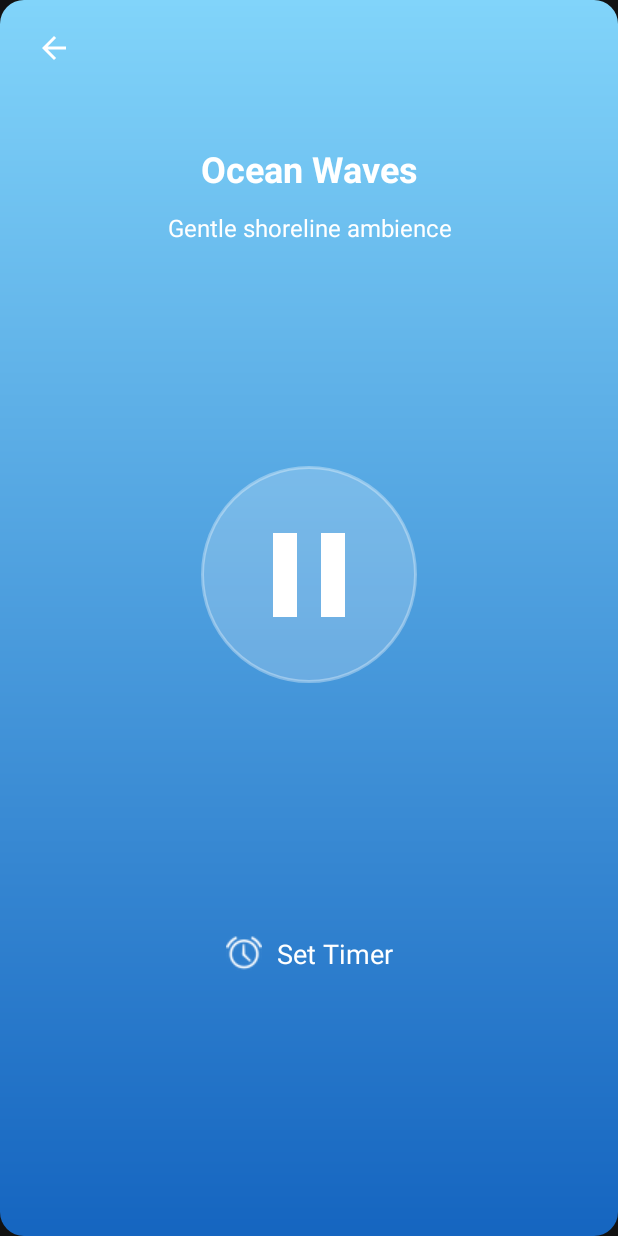
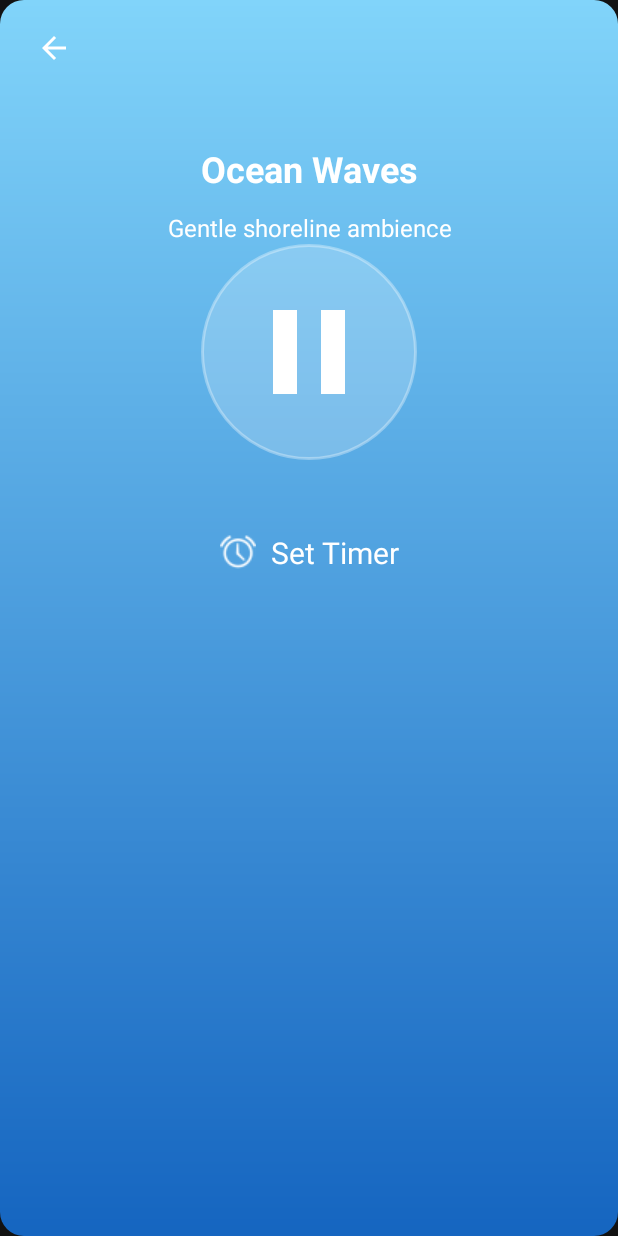
Before and after one commit to thinapps/relaxing-sounds, an Android app: the SoundDetailActivity screen opened directly, with no data from a screen before it, on a phone screen of 412 x 824 dp. Run offline under Robolectric (Android 15) with nearby library versions, the phone set to English and light mode, and no system bars.

Commit message:
Update activity_sound_detail.xml

```diff
--- a/app/src/main/res/layout/activity_sound_detail.xml
+++ b/app/src/main/res/layout/activity_sound_detail.xml
@@ -90,10 +90,12 @@
         android:layout_height="wrap_content"
         android:orientation="horizontal"
         android:gravity="center_vertical"
-        android:paddingTop="20dp"
-        android:paddingBottom="28dp"
+        android:layout_marginTop="24dp"
+        android:paddingStart="20dp"
+        android:paddingEnd="20dp"
+        android:paddingTop="24dp"
+        android:paddingBottom="32dp"
         app:layout_constraintTop_toBottomOf="@id/playPauseButton"
-        app:layout_constraintBottom_toBottomOf="parent"
         app:layout_constraintStart_toStartOf="parent"
         app:layout_constraintEnd_toEndOf="parent">
 
@@ -111,7 +113,7 @@
             android:layout_marginStart="10dp"
             android:text="@string/sleep_timer_button_label"
             android:textColor="@color/rs_color_on_background"
-            android:textSize="18sp" />
+            android:textSize="20sp" />
     </LinearLayout>
 
 </androidx.constraintlayout.widget.ConstraintLayout>
```
